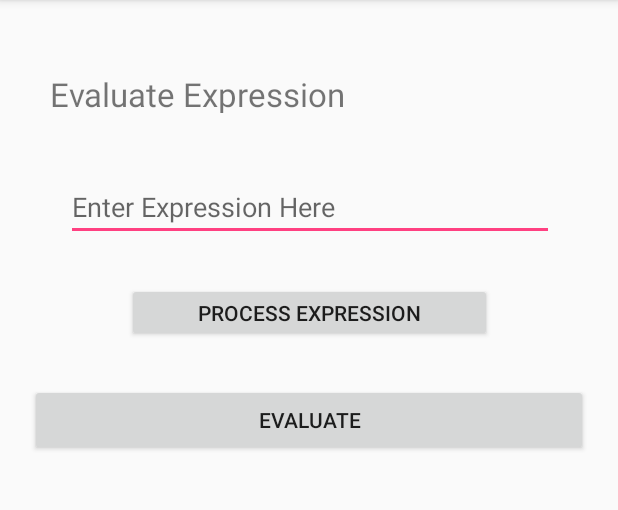
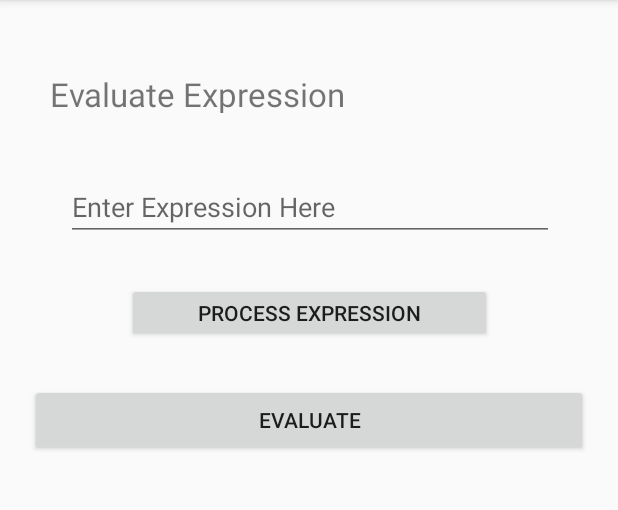
Before and after one commit to Sukhdev841/NumericalMethodsApp, an Android app: the screen it shows after launch (MainActivity), after a tap on "PROCESS EXPRESSION", on a phone screen of 412 x 824 dp, the part 84-594 px from its top. Run offline under Robolectric (Android 15) with nearby library versions, the phone set to English and light mode, and no system bars.

Commit message:
Evaluate Expression Commit 2

```diff
--- a/app/src/main/java/com/example/sukhdev/numericalmethods/MainActivity.java
+++ b/app/src/main/java/com/example/sukhdev/numericalmethods/MainActivity.java
@@ -1,5 +1,6 @@
 package com.example.sukhdev.numericalmethods;
 
+import android.content.Context;
 import android.os.Bundle;
 import android.support.constraint.ConstraintLayout;
 import android.support.design.widget.FloatingActionButton;
@@ -15,6 +16,7 @@ import android.support.v7.app.AppCompatActivity;
 import android.support.v7.widget.Toolbar;
 import android.view.Menu;
 import android.view.MenuItem;
+import android.view.inputmethod.InputMethodManager;
 import android.widget.Button;
 import android.widget.EditText;
 import android.widget.LinearLayout;
@@ -73,16 +75,11 @@ public class MainActivity extends AppCompatActivity
         evaluate_button.setOnClickListener(buttonListener);
     }
 
-    private TextView create_new_text_view(String view_name)
-    {
-        final LinearLayout.LayoutParams params = new LinearLayout.LayoutParams(LinearLayout.LayoutParams.WRAP_CONTENT,LinearLayout.LayoutParams.MATCH_PARENT);
-        final TextView tv = new TextView(this);
-        tv.setLayoutParams(params);
-        tv.setText(view_name);
-        return tv;
-    }
 
     private void process_expression_button_clicked() {
+
+        InputMethodManager imm = (InputMethodManager)getSystemService(Context.INPUT_METHOD_SERVICE);
+        imm.hideSoftInputFromWindow(linear_layout.getWindowToken(), 0);
 
         String expression_string = ((EditText)findViewById(R.id.expression_plain_text)).getText().toString();
         expression = new s_expression(expression_string);
--- a/app/src/main/res/layout/content_main.xml
+++ b/app/src/main/res/layout/content_main.xml
@@ -11,7 +11,9 @@
     <LinearLayout
         android:layout_width="fill_parent"
         android:layout_height="wrap_content"
-        android:orientation="vertical">
+        android:orientation="vertical"
+        android:focusable="true"
+        android:focusableInTouchMode="true">
 
     <android.support.constraint.ConstraintLayout
         android:layout_width="match_parent"
--- a/app/src/main/res/layout/variable_layout.xml
+++ b/app/src/main/res/layout/variable_layout.xml
@@ -33,8 +33,8 @@
         android:layout_marginStart="8dp"
         android:layout_marginTop="8dp"
         android:ems="10"
-        android:hint="0.0"
-        android:inputType="textPersonName"
+        android:hint="1.0"
+        android:inputType="numberDecimal|numberSigned"
         app:layout_constraintBottom_toBottomOf="parent"
         app:layout_constraintEnd_toEndOf="parent"
         app:layout_constraintHorizontal_bias="1.0"
```
